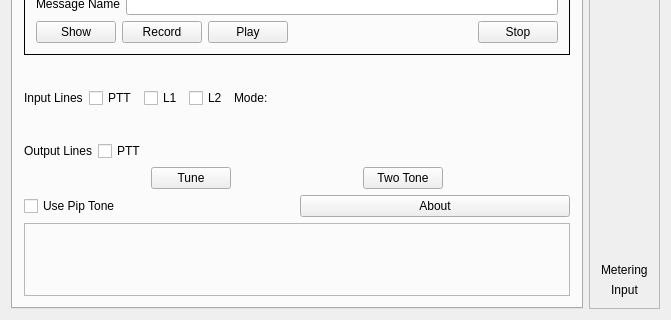
Above: mqt/MqtKeyer/KeyerMain.ui from Rsclub22/Minos2-Mirror before the change; both pictures show x 0 to 671 and y 203 to 523 of the 671 by 523 pixel window. Below: the same form after it.
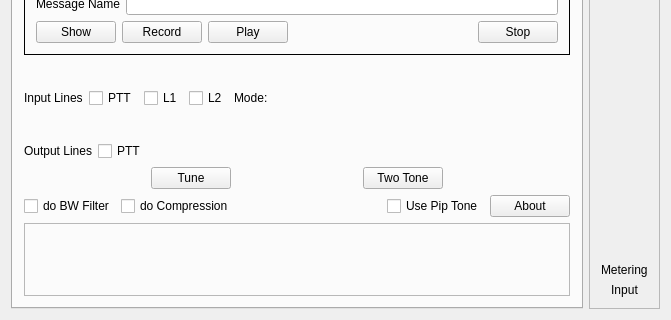
That is the form after the change. Custom widgets are drawn as their Qt base class.

Commit message: New bandmap filter; link filter and compressor enable

What changed in the file:
```diff
--- a/mqt/MqtKeyer/KeyerMain.ui
+++ b/mqt/MqtKeyer/KeyerMain.ui
@@ -304,6 +304,33 @@
         </item>
         <item>
          <layout class="QHBoxLayout" name="horizontalLayout_9">
+          <item>
+           <widget class="QCheckBox" name="doFilter">
+            <property name="text">
+             <string>do BW Filter</string>
+            </property>
+           </widget>
+          </item>
+          <item>
+           <widget class="QCheckBox" name="doCompression">
+            <property name="text">
+             <string>do Compression</string>
+            </property>
+           </widget>
+          </item>
+          <item>
+           <spacer name="horizontalSpacer_2">
+            <property name="orientation">
+             <enum>Qt::Horizontal</enum>
+            </property>
+            <property name="sizeHint" stdset="0">
+             <size>
+              <width>40</width>
+              <height>20</height>
+             </size>
+            </property>
+           </spacer>
+          </item>
           <item>
            <widget class="QCheckBox" name="PipCheckBox">
             <property name="text">
```
The commit also changes 29 other files.
